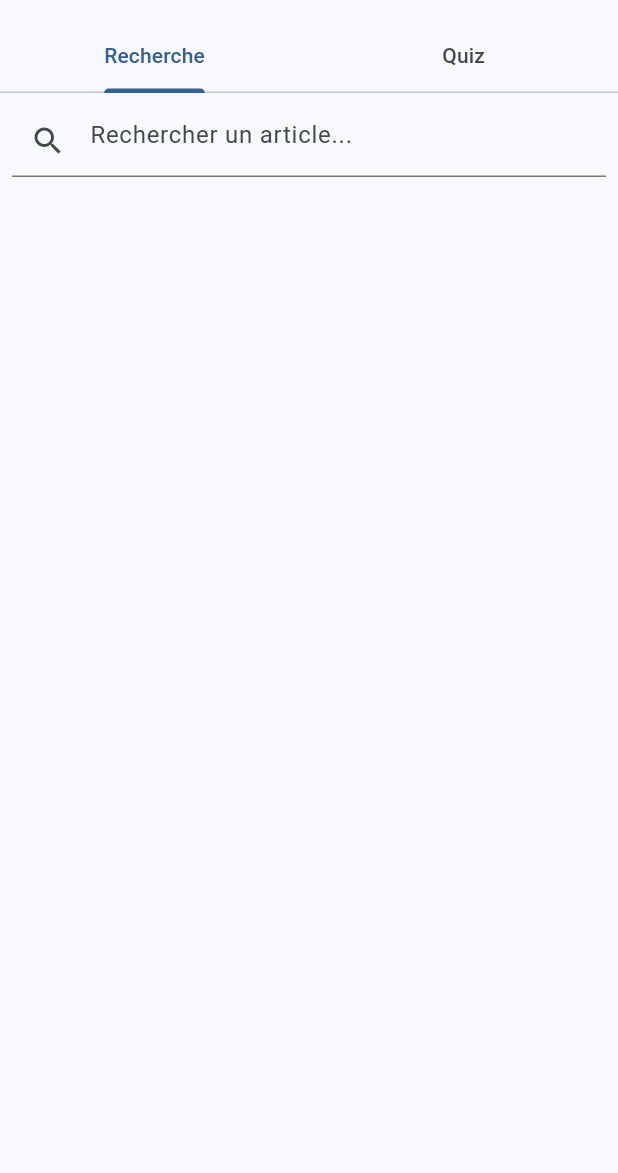
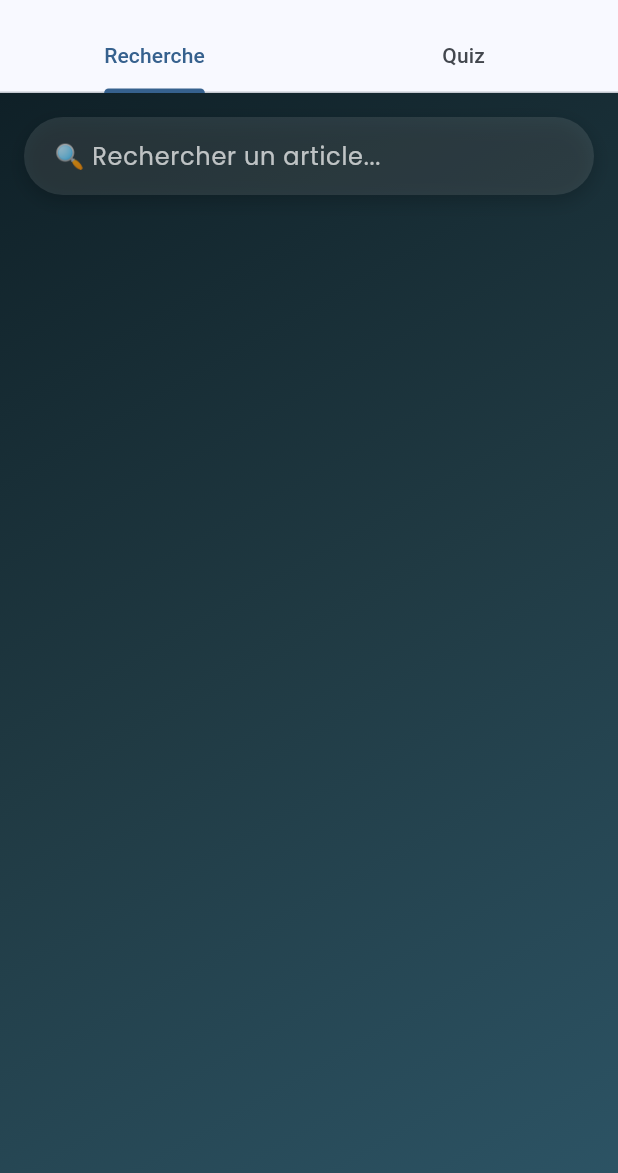
Before and after one commit to MSJ2025/codeciv, a Flutter app: the screen it shows after launch, on a phone screen of 412 x 824 dp, the part 63-1236 px from its top. Run offline on Flutter 3.47's test engine with Material 3 defaults, Android fonts, the phone set to English and light mode, and no system bars; our stand-ins replace google_fonts.

Commit message:
Refonte complète du design de search_page avec animations et dégradés

```diff
--- a/lib/pages/search_page.dart
+++ b/lib/pages/search_page.dart
@@ -1,6 +1,7 @@
 import 'dart:convert';
 import 'package:flutter/material.dart';
 import 'package:flutter/services.dart' show rootBundle;
+import 'package:google_fonts/google_fonts.dart';
 import '../models/article.dart';
 
 class SearchPage extends StatefulWidget {
@@ -10,14 +11,29 @@ class SearchPage extends StatefulWidget {
   State<SearchPage> createState() => _SearchPageState();
 }
 
-class _SearchPageState extends State<SearchPage> {
+class _SearchPageState extends State<SearchPage> with SingleTickerProviderStateMixin {
   List<Article> _articles = [];
   String _query = '';
+  late AnimationController _controller;
+  late Animation<double> _fadeAnimation;
 
   @override
   void initState() {
     super.initState();
     _loadArticles();
+
+    _controller = AnimationController(
+      vsync: this,
+      duration: const Duration(milliseconds: 800),
+    );
+    _fadeAnimation = CurvedAnimation(parent: _controller, curve: Curves.easeIn);
+    _controller.forward();
+  }
+
+  @override
+  void dispose() {
+    _controller.dispose();
+    super.dispose();
   }
 
   Future<void> _loadArticles() async {
@@ -36,31 +52,113 @@ class _SearchPageState extends State<SearchPage> {
             a.texte.toLowerCase().contains(_query.toLowerCase()))
         .toList();
 
-    return Column(
+    return Container(
+      decoration: const BoxDecoration(
+        gradient: LinearGradient(
+          colors: [Color(0xFF0f2027), Color(0xFF203a43), Color(0xFF2c5364)],
+          begin: Alignment.topLeft,
+          end: Alignment.bottomRight,
+        ),
+      ),
+      child: SafeArea(
+        child: Column(
           children: [
             Padding(
-          padding: const EdgeInsets.all(8.0),
+              padding: const EdgeInsets.all(16.0),
+              child: AnimatedContainer(
+                duration: const Duration(milliseconds: 400),
+                curve: Curves.easeInOut,
+                decoration: BoxDecoration(
+                  color: Colors.white.withOpacity(0.1),
+                  borderRadius: BorderRadius.circular(30),
+                  boxShadow: [
+                    BoxShadow(
+                      color: Colors.black.withOpacity(0.2),
+                      blurRadius: 10,
+                      offset: const Offset(0, 4),
+                    ),
+                  ],
+                ),
                 child: TextField(
-            decoration: const InputDecoration(
-              hintText: 'Rechercher un article...',
-              prefixIcon: Icon(Icons.search),
+                  style: GoogleFonts.poppins(color: Colors.white),
+                  decoration: InputDecoration(
+                    hintText: '🔍 Rechercher un article...',
+                    hintStyle: GoogleFonts.poppins(color: Colors.white70),
+                    border: InputBorder.none,
+                    contentPadding: const EdgeInsets.symmetric(horizontal: 20, vertical: 14),
                   ),
                   onChanged: (value) => setState(() => _query = value),
                 ),
               ),
+            ),
             Expanded(
-          child: ListView.builder(
+              child: FadeTransition(
+                opacity: _fadeAnimation,
+                child: results.isEmpty && _query.isNotEmpty
+                    ? Center(
+                        child: Text(
+                          'Aucun article trouvé',
+                          style: GoogleFonts.poppins(fontSize: 18, color: Colors.white70),
+                        ),
+                      )
+                    : ListView.builder(
+                        padding: const EdgeInsets.symmetric(horizontal: 12),
                         itemCount: results.length,
                         itemBuilder: (context, index) {
                           final article = results[index];
-              return ListTile(
-                title: Text(article.id),
-                subtitle: Text(article.texte),
+                          return AnimatedContainer(
+                            duration: const Duration(milliseconds: 400),
+                            margin: const EdgeInsets.symmetric(vertical: 8),
+                            decoration: BoxDecoration(
+                              gradient: const LinearGradient(
+                                colors: [Color(0xFF4facfe), Color(0xFF00f2fe)],
+                                begin: Alignment.topLeft,
+                                end: Alignment.bottomRight,
+                              ),
+                              borderRadius: BorderRadius.circular(16),
+                              boxShadow: [
+                                BoxShadow(
+                                  color: Colors.black.withOpacity(0.2),
+                                  blurRadius: 8,
+                                  offset: const Offset(0, 4),
+                                ),
+                              ],
+                            ),
+                            child: ListTile(
+                              title: Text(
+                                article.id,
+                                style: GoogleFonts.poppins(
+                                  fontSize: 18,
+                                  fontWeight: FontWeight.bold,
+                                  color: Colors.white,
+                                ),
+                              ),
+                              subtitle: Text(
+                                article.texte,
+                                style: GoogleFonts.poppins(
+                                  fontSize: 14,
+                                  color: Colors.white70,
+                                ),
+                              ),
+                              trailing: const Icon(Icons.arrow_forward_ios, color: Colors.white),
+                              onTap: () {
+                                ScaffoldMessenger.of(context).showSnackBar(
+                                  SnackBar(
+                                    content: Text('Ouverture de ${article.id}', style: GoogleFonts.poppins()),
+                                    backgroundColor: Colors.blueAccent,
+                                    duration: const Duration(seconds: 1),
+                                  ),
+                                );
+                              },
+                            ),
                           );
                         },
                       ),
               ),
+            ),
           ],
+        ),
+      ),
     );
   }
 }
--- a/pubspec.yaml
+++ b/pubspec.yaml
@@ -34,6 +34,8 @@ dependencies:
   # The following adds the Cupertino Icons font to your application.
   # Use with the CupertinoIcons class for iOS style icons.
   cupertino_icons: ^1.0.8
+  google_fonts: ^6.3.0
+
 
 dev_dependencies:
   flutter_test:
```
Also changed, not shown: pubspec.lock, 3 other files. Lines whose indentation alone changed are shown as unchanged.
